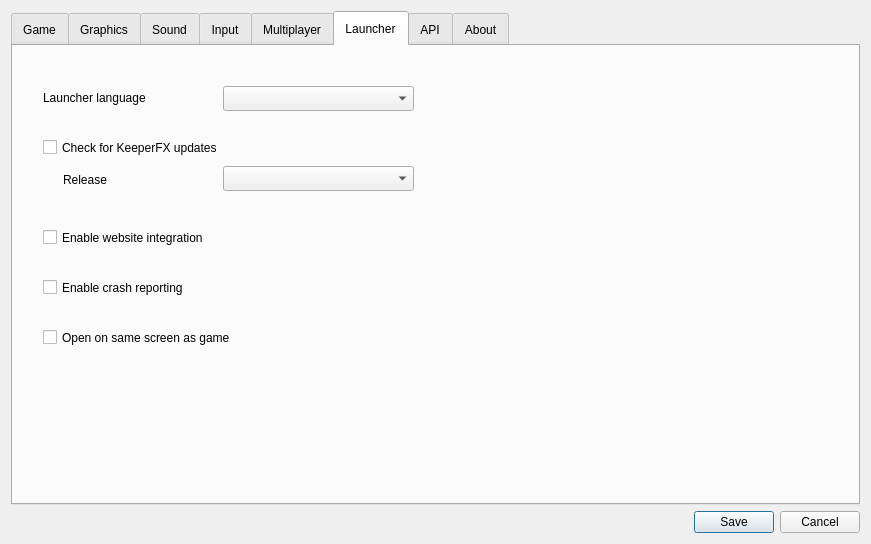
Before: the Qt Designer form ui/settingsdialog.ui in yani/keeperfx-launcher-qt, drawn with Qt 5.
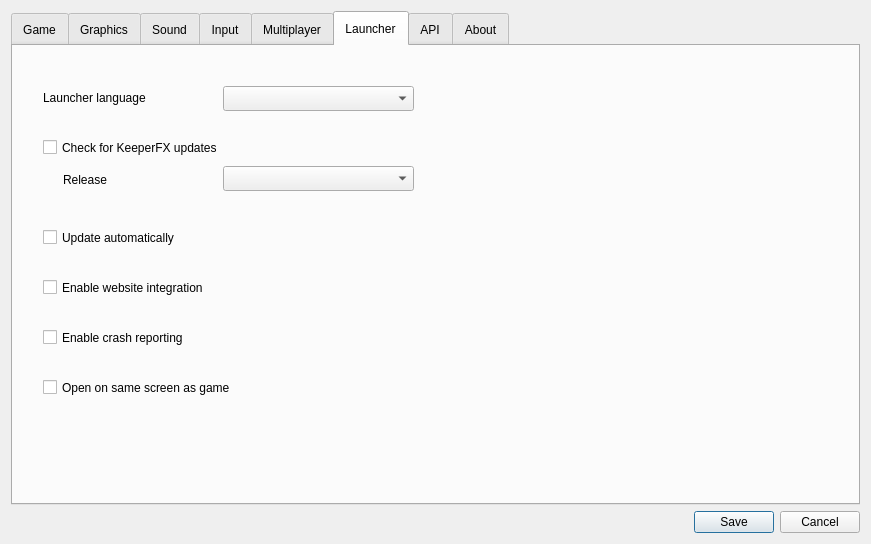
After: the same form once the commit is applied. The open tabs and pages were chosen to show the change. Icons and pictures are not drawn.

Commit message: implement auto update feature

The edit to the form file:
```diff
--- a/ui/settingsdialog.ui
+++ b/ui/settingsdialog.ui
@@ -1204,7 +1204,7 @@
        <property name="geometry">
         <rect>
          <x>30</x>
-         <y>230</y>
+         <y>280</y>
          <width>361</width>
          <height>23</height>
         </rect>
@@ -1230,7 +1230,7 @@
        <property name="geometry">
         <rect>
          <x>30</x>
-         <y>180</y>
+         <y>230</y>
          <width>361</width>
          <height>23</height>
         </rect>
@@ -1243,7 +1243,7 @@
        <property name="geometry">
         <rect>
          <x>30</x>
-         <y>280</y>
+         <y>330</y>
          <width>361</width>
          <height>23</height>
         </rect>
@@ -1280,6 +1280,19 @@
         </font>
        </property>
       </widget>
+      <widget class="QCheckBox" name="checkBoxAutoUpdate">
+       <property name="geometry">
+        <rect>
+         <x>30</x>
+         <y>180</y>
+         <width>361</width>
+         <height>23</height>
+        </rect>
+       </property>
+       <property name="text">
+        <string comment="Checkbox Toggle">Update automatically</string>
+       </property>
+      </widget>
      </widget>
      <widget class="QWidget" name="tab7_api">
       <attribute name="title">
```
The commit also changes 5 other files.
